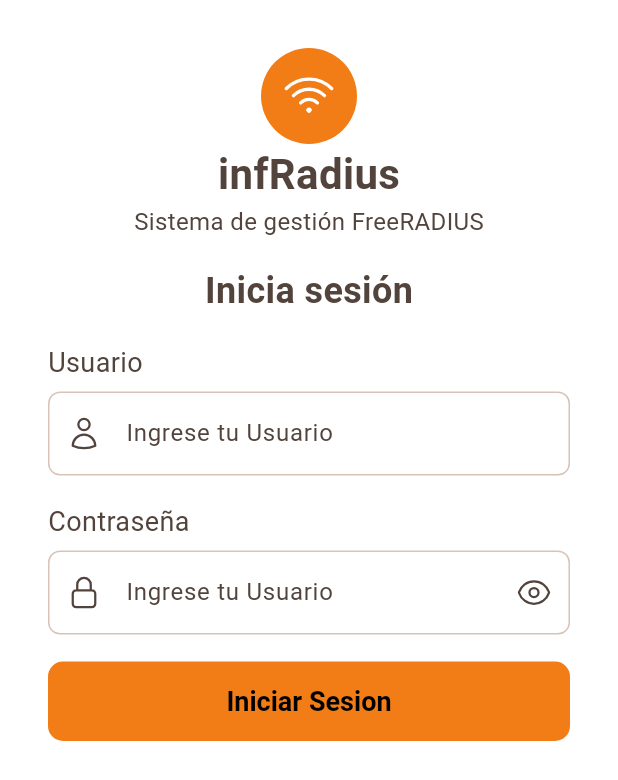
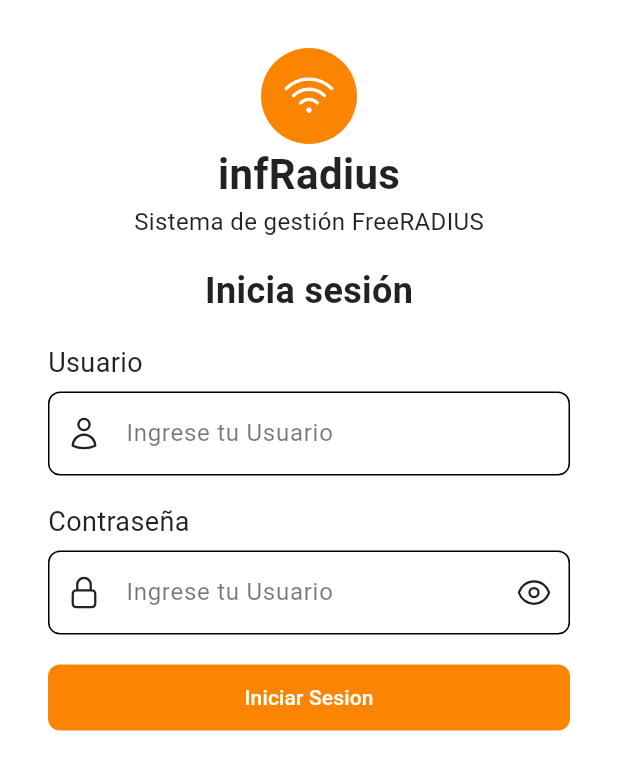
Before and after one commit to rodo4940/freeradiusAPP, a Flutter app: the screen it shows after launch, on a phone screen of 412 x 824 dp. Shown: the top 780 px of the screen. Run offline on Flutter 3.47's test engine with Material 3 defaults, Android fonts, the phone set to English and light mode, and no system bars; our stand-ins replace heroicons.

Commit message:
Desde ahora se desarrolla con codex

```diff
--- a/lib/app.dart
+++ b/lib/app.dart
@@ -15,6 +15,7 @@
   @override
   Widget build(BuildContext context) {
     return MaterialApp(
+      // debugShowCheckedModeBanner: false,
       theme: AppTheme.light,
       darkTheme: AppTheme.dark,
       themeMode: ThemeMode.system,
--- a/lib/screens/login_screen.dart
+++ b/lib/screens/login_screen.dart
@@ -1,12 +1,13 @@
 import 'package:flutter/material.dart';
-import 'package:freeradius_app/theme/app_theme.dart';
 import 'package:heroicons/heroicons.dart';
+
 
 class Login extends StatelessWidget {
   const Login({super.key});
 
   @override
   Widget build(BuildContext context) {
+    final theme = Theme.of(context);//Obtiene el tema activo actualmente (C o oscuro)
     return Scaffold(
       body: SafeArea(
         child: Padding(
@@ -20,13 +21,17 @@
                       width: 64,
                       height: 64,
                       decoration: BoxDecoration(
-                        color: AppTheme.brandPrimary,
+                        color: theme.colorScheme.primary,//Segun el tema aplica el color primario definido en
                         shape: BoxShape.circle,
                       ),
                       child: HeroIcon(
                         HeroIcons.wifi,
                         size: 36,
-                        color: Colors.white,
+                        color: theme.colorScheme.onPrimary,
+                        // Cambiar color de acuerdo al tema
+                          // color: Theme.of(context).brightness == Brightness.dark
+                          //       ? Colors.white
+                          //       : Colors.black,
                       ),
                     ),
                     Text(
@@ -91,6 +96,9 @@
                   width: double.infinity,
                   child: FilledButton(
                     style: FilledButton.styleFrom(
+                      shape: RoundedRectangleBorder(
+                        borderRadius: BorderRadius.circular(8),
+                      ),
                       // backgroundColor: Colors.orange,
                       // padding: const EdgeInsets.symmetric(vertical: 12),
                     ),
--- a/lib/screens/nas_screen.dart
+++ b/lib/screens/nas_screen.dart
@@ -7,6 +7,7 @@
 
   @override
   Widget build(BuildContext context) {
+    final colors = Theme.of(context).colorScheme;
     final theme = Theme.of(context);
     // Datos dummy para mostrar
     final nasList = [
@@ -66,6 +67,7 @@
       },
     ];
     return Scaffold(
+      backgroundColor: colors.surface,
       appBar: AppBar(title: const Text('NAS / Routers')),
       drawer: const DrawerWidget(),
       body: Padding(
--- a/lib/theme/app_theme.dart
+++ b/lib/theme/app_theme.dart
@@ -1,160 +1,94 @@
 import 'package:flutter/material.dart';
 
 class AppTheme {
-  // Paleta de colores base
-  static const Color brandPrimary = Color(0xFFF27D16);
-  static const Color brandSecondary = Color(0xFFF29544);
-  static const Color brandBlue = Color(0xFF8CB6DE);
-  static const Color brandGreen = Color(0xFFCEEDE8);
-  static const Color brandDark = Color(0xFF445C73);
+  static const Color primary = Color(0xFFFB8500);
+  static const Color tertiary = Color(0xFFFFB703);
+  static const Color darkBg = Color(0xFF023047);
+  static const Color accent = Color(0xFF219EBC);
+  static const Color lightBg = Color(0xFF8ECAE6);
 
-  static ThemeData light = _buildLightTheme();
-  static ThemeData dark = _buildDarkTheme();
-
-  // Tema claro
-  static ThemeData _buildLightTheme() {
-    final scheme = ColorScheme.fromSeed(
-      seedColor: brandPrimary,
+  static final ThemeData light = ThemeData(
+    useMaterial3: true,
     brightness: Brightness.light,
+    colorScheme: ColorScheme.light(
+    primary: Color(0xFFFB8500),    // naranja → botones principales
+    onPrimary: Colors.white,
+    secondary: Color(0xFF219EBC),  // azul → botones secundarios / acentos
+    onSecondary: Colors.white,
+    tertiary: Color(0xFFFFB703),   // amarillo → highlights, iconos, hover
+    onTertiary: Colors.black,
+    surface: Colors.white,
+    onSurface: Colors.black87,
+    ),
+    // scaffoldBackgroundColor: Colors.white,
+    textTheme: const TextTheme(
+      titleLarge: TextStyle(fontSize: 22, fontWeight: FontWeight.bold),
+      titleMedium: TextStyle(fontSize: 18, fontWeight: FontWeight.w600),
+      bodyMedium: TextStyle(fontSize: 16),
+      bodySmall: TextStyle(fontSize: 14),
+    ),
+    // Inputs
+    inputDecorationTheme: InputDecorationTheme(
+      border: OutlineInputBorder(borderRadius: BorderRadius.circular(8)),
+      focusedBorder: OutlineInputBorder(
+        borderRadius: BorderRadius.circular(8),
+        borderSide: BorderSide(color: primary, width: 2),
+      ),
+      labelStyle: const TextStyle(color: Colors.black87),
+      hintStyle: const TextStyle(color: Colors.black54),
+    ),
+    // Botones
+    filledButtonTheme: FilledButtonThemeData(
+      style: ButtonStyle(
+        padding: WidgetStateProperty.all(
+          const EdgeInsets.symmetric(vertical: 12),
+        ),
+        shape: WidgetStateProperty.all(
+          RoundedRectangleBorder(borderRadius: BorderRadius.circular(8)),
+        ),
+      ),
+    ),
   );
 
-    return ThemeData(
+  static final ThemeData dark = ThemeData(
     useMaterial3: true,
-      colorScheme: scheme,
-      scaffoldBackgroundColor: Colors.white,
-
-      // Tipografía general
-      textTheme: TextTheme(
-        // Título principal (AppBar o encabezados grandes)
-        titleLarge: TextStyle(
-          fontSize: 22,
-          fontWeight: FontWeight.bold,
-          color: scheme.onSurface,
+    brightness: Brightness.dark,
+    colorScheme: ColorScheme.dark(
+      primary: primary,
+      // secondary: secondary,
+      // surface: darkBg,
+      // onSurface: Colors.white,
     ),
-        // Título medio (ListTile.title, encabezados de cards)
+    // scaffoldBackgroundColor: darkBg,
+    textTheme: const TextTheme(
+      titleLarge: TextStyle(fontSize: 22, fontWeight: FontWeight.bold),
       titleMedium: TextStyle(
         fontSize: 18,
         fontWeight: FontWeight.w600,
-          color: scheme.onSurface,
+        color: Colors.white70,
       ),
-        // Texto medio (descripciones o información secundaria)
-        bodyMedium: TextStyle(
-          fontSize: 16,
-          color: scheme.onSurfaceVariant,
+      bodyMedium: TextStyle(fontSize: 16, color: Colors.white70),
+      bodySmall: TextStyle(fontSize: 14, color: Colors.white60),
     ),
-        // Texto pequeño (detalles o etiquetas)
-        bodySmall: TextStyle(
-          fontSize: 14,
-          color: scheme.onSurfaceVariant,
+    inputDecorationTheme: InputDecorationTheme(
+      border: OutlineInputBorder(borderRadius: BorderRadius.circular(8)),
+      focusedBorder: const OutlineInputBorder(
+        borderRadius: BorderRadius.all(Radius.circular(8)),
+        borderSide: BorderSide(color: primary, width: 2),
+      ),
+      labelStyle: const TextStyle(color: Colors.white70),
+      hintStyle: const TextStyle(color: Colors.white54),
+    ),
+    // Botones
+    filledButtonTheme: FilledButtonThemeData(
+      style: ButtonStyle(
+        padding: WidgetStateProperty.all(
+          const EdgeInsets.symmetric(vertical: 12),
+        ),
+        shape: WidgetStateProperty.all(
+          RoundedRectangleBorder(borderRadius: BorderRadius.circular(8)),
         ),
       ),
-
-      // Botones principales
-      filledButtonTheme: FilledButtonThemeData(
-        style: FilledButton.styleFrom(
-          backgroundColor: brandPrimary,
-          foregroundColor: Colors.black,
-          textStyle: const TextStyle(fontSize: 18, fontWeight: FontWeight.w700),
-          padding: const EdgeInsets.symmetric(vertical: 16),
-          shape: RoundedRectangleBorder(borderRadius: BorderRadius.circular(10)),
-        ),
-      ),
-
-      // Botones de texto
-      textButtonTheme: TextButtonThemeData(
-        style: TextButton.styleFrom(
-          foregroundColor: brandPrimary,
-          textStyle: const TextStyle(fontSize: 16, fontWeight: FontWeight.w600),
-        ),
-      ),
-
-      // Campos de texto (TextField)
-      inputDecorationTheme: InputDecorationTheme(
-        border: const OutlineInputBorder(
-          borderRadius: BorderRadius.all(Radius.circular(8)),
-        ),
-        enabledBorder: OutlineInputBorder(
-          borderSide: BorderSide(color: scheme.outlineVariant),
-          borderRadius: const BorderRadius.all(Radius.circular(8)),
-        ),
-        focusedBorder: const OutlineInputBorder(
-          borderSide: BorderSide(color: brandPrimary, width: 2),
-          borderRadius: BorderRadius.all(Radius.circular(8)),
-        ),
-        hintStyle: TextStyle(color: scheme.onSurfaceVariant),
-        labelStyle: TextStyle(color: scheme.onSurface),
-        prefixIconColor: scheme.onSurfaceVariant,
-        suffixIconColor: scheme.onSurfaceVariant,
     ),
   );
 }
-
-  // Tema oscuro
-  static ThemeData _buildDarkTheme() {
-    final scheme = ColorScheme.fromSeed(
-      seedColor: brandPrimary,
-      brightness: Brightness.dark,
-    );
-
-    return ThemeData(
-      useMaterial3: true,
-      colorScheme: scheme,
-
-      textTheme: TextTheme(
-        titleLarge: TextStyle(
-          fontSize: 22,
-          fontWeight: FontWeight.bold,
-          color: scheme.onSurface,
-        ),
-        titleMedium: TextStyle(
-          fontSize: 18,
-          fontWeight: FontWeight.w600,
-          color: scheme.onSurface,
-        ),
-        bodyMedium: TextStyle(
-          fontSize: 16,
-          color: scheme.onSurfaceVariant,
-        ),
-        bodySmall: TextStyle(
-          fontSize: 14,
-          color: scheme.onSurfaceVariant,
-        ),
-      ),
-
-      filledButtonTheme: FilledButtonThemeData(
-        style: FilledButton.styleFrom(
-          backgroundColor: brandPrimary,
-          foregroundColor: Colors.black,
-          textStyle: const TextStyle(fontSize: 18, fontWeight: FontWeight.w700),
-          padding: const EdgeInsets.symmetric(vertical: 16),
-          shape: RoundedRectangleBorder(borderRadius: BorderRadius.circular(10)),
-        ),
-      ),
-
-      textButtonTheme: TextButtonThemeData(
-        style: TextButton.styleFrom(
-          foregroundColor: brandPrimary,
-          textStyle: const TextStyle(fontSize: 16, fontWeight: FontWeight.w600),
-        ),
-      ),
-
-      inputDecorationTheme: InputDecorationTheme(
-        border: const OutlineInputBorder(
-          borderRadius: BorderRadius.all(Radius.circular(8)),
-        ),
-        enabledBorder: OutlineInputBorder(
-          borderSide: BorderSide(color: scheme.outlineVariant),
-          borderRadius: const BorderRadius.all(Radius.circular(8)),
-        ),
-        focusedBorder: const OutlineInputBorder(
-          borderSide: BorderSide(color: brandPrimary, width: 2),
-          borderRadius: BorderRadius.all(Radius.circular(8)),
-        ),
-        hintStyle: TextStyle(color: scheme.onSurfaceVariant),
-        labelStyle: TextStyle(color: scheme.onSurface),
-        prefixIconColor: scheme.onSurfaceVariant,
-        suffixIconColor: scheme.onSurfaceVariant,
-      ),
-    );
-  }
-}
--- a/lib/widgets/nas_card.dart
+++ b/lib/widgets/nas_card.dart
@@ -20,14 +20,16 @@
   Widget build(BuildContext context) {
     final theme = Theme.of(context);
     return Card(
+      color: theme.colorScheme.surfaceContainer,
+      // shadowColor: theme.colorScheme.tertiary,
       // margin: const EdgeInsets.symmetric(horizontal: 16, vertical: 8),
       child: ListTile(
         //Todos los widgets tiene ya estructura definida
-        leading: HeroIcon(HeroIcons.server), //Widget al inicio
+        leading: HeroIcon(HeroIcons.server,size: 30), //Widget al inicio
         title: Text(
           name,
           style: theme.textTheme.titleMedium?.copyWith(
-            color: theme.colorScheme.primary,//Segun Modo Claro u Oscuro
+            color: theme.colorScheme.tertiary//Segun Modo Claro u Oscuro
           )),
         subtitle: Column(
           crossAxisAlignment: CrossAxisAlignment.start,
```
Also changed, not shown: lib/screens/radius_status_screen.dart (+4 -4 lines), lib/widgets/drawer_widget.dart (+68 -30 lines). Lines whose indentation alone changed are shown as unchanged.
